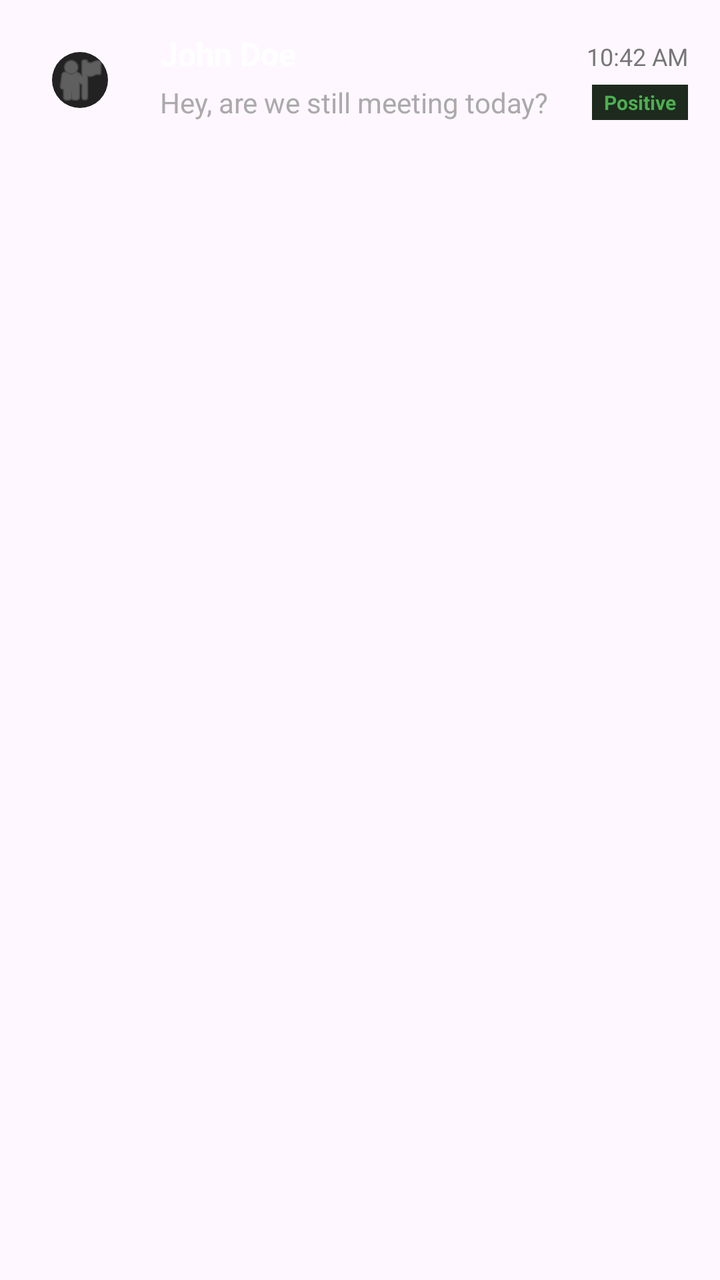
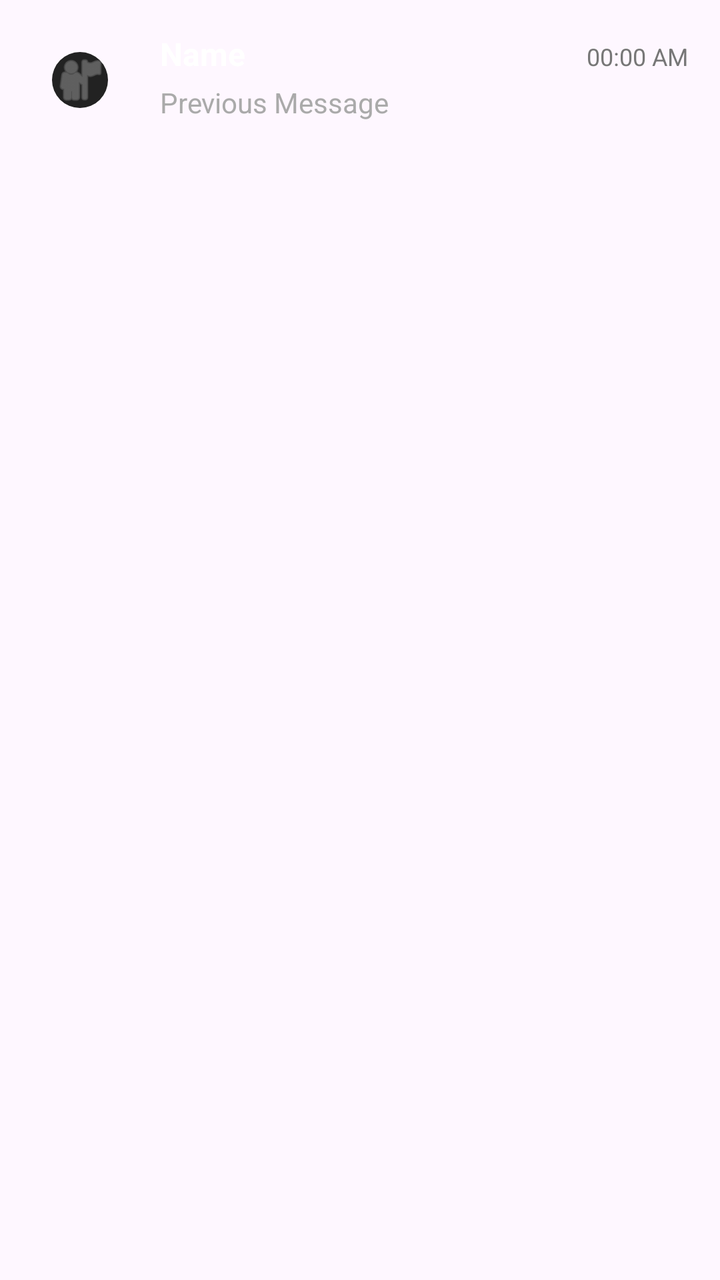

The first picture is an Android layout as it rendered before a commit; the second is the same layout after the commit. The layout source and the unified diff follow.
<!-- AndroidManifest.xml: application theme Theme.SubtleSMS -->
<!-- res/layout/item_conversation.xml -->
<?xml version="1.0" encoding="utf-8"?>
<LinearLayout xmlns:android="http://schemas.android.com/apk/res/android"
    xmlns:app="http://schemas.android.com/apk/res-auto"
    android:layout_width="match_parent"
    android:layout_height="wrap_content"
    android:background="?attr/selectableItemBackground"
    android:clickable="true"
    android:focusable="true"
    android:orientation="horizontal"
    android:padding="16dp">

    
    <com.google.android.material.imageview.ShapeableImageView
        android:id="@+id/ivAvatar"
        android:layout_width="48dp"
        android:layout_height="48dp"
        android:background="#222222"
        android:padding="10dp"
        app:shapeAppearanceOverlay="@style/ShapeAppearance.Material3.Corner.Full"
        app:srcCompat="@android:drawable/ic_menu_myplaces"
        app:tint="#888888" />

    
    <LinearLayout
        android:layout_width="0dp"
        android:layout_height="wrap_content"
        android:layout_marginStart="16dp"
        android:layout_weight="1"
        android:orientation="vertical">

        
        <LinearLayout
            android:layout_width="match_parent"
            android:layout_height="wrap_content"
            android:orientation="horizontal">

            <TextView
                android:id="@+id/tvContactName"
                android:layout_width="0dp"
                android:layout_height="wrap_content"
                android:layout_weight="1"
                android:ellipsize="end"
                android:maxLines="1"
                android:text="John Doe"
                android:textColor="@android:color/white"
                android:textSize="16sp"
                android:textStyle="bold" />

            <TextView
                android:id="@+id/tvTimestamp"
                android:layout_width="wrap_content"
                android:layout_height="wrap_content"
                android:text="10:42 AM"
                android:textColor="#777777"
                android:textSize="12sp" />
        </LinearLayout>

        
        <LinearLayout
            android:layout_width="match_parent"
            android:layout_height="wrap_content"
            android:layout_marginTop="4dp"
            android:gravity="center_vertical"
            android:orientation="horizontal">

            <TextView
                android:id="@+id/tvLastMessage"
                android:layout_width="0dp"
                android:layout_height="wrap_content"
                android:layout_weight="1"
                android:ellipsize="end"
                android:maxLines="1"
                android:text="Hey, are we still meeting today?"
                android:textColor="#AAAAAA"
                android:textSize="14sp" />

            
            <TextView
                android:id="@+id/tvSentimentBadge"
                android:layout_width="wrap_content"
                android:layout_height="wrap_content"
                android:layout_marginStart="8dp"
                android:background="#1E2A1E"
                android:paddingHorizontal="6dp"
                android:paddingVertical="2dp"
                android:text="Positive"
                android:textColor="#4CAF50"
                android:textSize="10sp"
                android:textStyle="bold" />
        </LinearLayout>
    </LinearLayout>
</LinearLayout>
<!-- resources referenced by this layout -->
<resources>
  <style name="Theme.SubtleSMS" parent="Base.Theme.SubtleSMS" />
  <style name="Base.Theme.SubtleSMS" parent="Theme.Material3.DayNight.NoActionBar">
          
          
      </style>
</resources>

<!-- the commit's change to res/layout/item_conversation.xml (unified diff, before → after) -->
@@ -14,11 +14,11 @@
         android:id="@+id/ivAvatar"
         android:layout_width="48dp"
         android:layout_height="48dp"
-        android:background="#222222"
+        android:background="@color/convoIconBGColor"
         android:padding="10dp"
         app:shapeAppearanceOverlay="@style/ShapeAppearance.Material3.Corner.Full"
         app:srcCompat="@android:drawable/ic_menu_myplaces"
-        app:tint="#888888" />
+        app:tint="@color/convoIconTintColor" />
 
     
     <LinearLayout
@@ -41,8 +41,8 @@
                 android:layout_weight="1"
                 android:ellipsize="end"
                 android:maxLines="1"
-                android:text="John Doe"
-                android:textColor="@android:color/white"
+                android:text="Name"
+                android:textColor="@color/convoNameColor"
                 android:textSize="16sp"
                 android:textStyle="bold" />
 
@@ -50,8 +50,8 @@
                 android:id="@+id/tvTimestamp"
                 android:layout_width="wrap_content"
                 android:layout_height="wrap_content"
-                android:text="10:42 AM"
-                android:textColor="#777777"
+                android:text="00:00 AM"
+                android:textColor="@color/convoTimeColor"
                 android:textSize="12sp" />
         </LinearLayout>
 
@@ -70,8 +70,8 @@
                 android:layout_weight="1"
                 android:ellipsize="end"
                 android:maxLines="1"
-                android:text="Hey, are we still meeting today?"
-                android:textColor="#AAAAAA"
+                android:text="Previous Message"
+                android:textColor="@color/convoDescColor"
                 android:textSize="14sp" />
 
             
@@ -80,13 +80,15 @@
                 android:layout_width="wrap_content"
                 android:layout_height="wrap_content"
                 android:layout_marginStart="8dp"
-                android:background="#1E2A1E"
+                android:background="@drawable/bg_sentiment_badge"
                 android:paddingHorizontal="6dp"
                 android:paddingVertical="2dp"
-                android:text="Positive"
-                android:textColor="#4CAF50"
+                android:text="Sample Status"
+                android:textColor="@color/convoStatusColor"
                 android:textSize="10sp"
-                android:textStyle="bold" />
+                android:textStyle="bold"
+                android:visibility="gone"
+                />
         </LinearLayout>
     </LinearLayout>
 </LinearLayout>
<!-- resource entries referenced after the edit -->
@@ -1,9 +1,27 @@
 <!-- resources referenced by this layout -->
 <resources>
+  <color name="convoDescColor">#AAAAAA</color>
+  <color name="convoIconBGColor">#222222</color>
+  <color name="convoIconTintColor">#888888</color>
+  <color name="convoNameColor">#FFFFFF</color>
+  <color name="convoStatusColor">#4CAF50</color>
+  <color name="convoTimeColor">#777777</color>
+  <!-- drawable bg_sentiment_badge (drawable) -->
+  <?xml version="1.0" encoding="utf-8"?>
+  <shape xmlns:android="http://schemas.android.com/apk/res/android">
+      
+      <solid android:color="#FFFFFF" />
+      <corners android:radius="4dp" />
+  </shape>
   <style name="Theme.SubtleSMS" parent="Base.Theme.SubtleSMS" />
   <style name="Base.Theme.SubtleSMS" parent="Theme.Material3.DayNight.NoActionBar">
+          <item name="android:navigationBarColor">@android:color/transparent</item>
+          <item name="android:statusBarColor">@android:color/transparent</item>
+          <item name="android:windowDrawsSystemBarBackgrounds">true</item>
+  
           
-          
+          <item name="android:enforceNavigationBarContrast" tools:targetApi="29">false</item>
+          <item name="android:enforceStatusBarContrast" tools:targetApi="29">false</item>
       </style>
 </resources>
 
